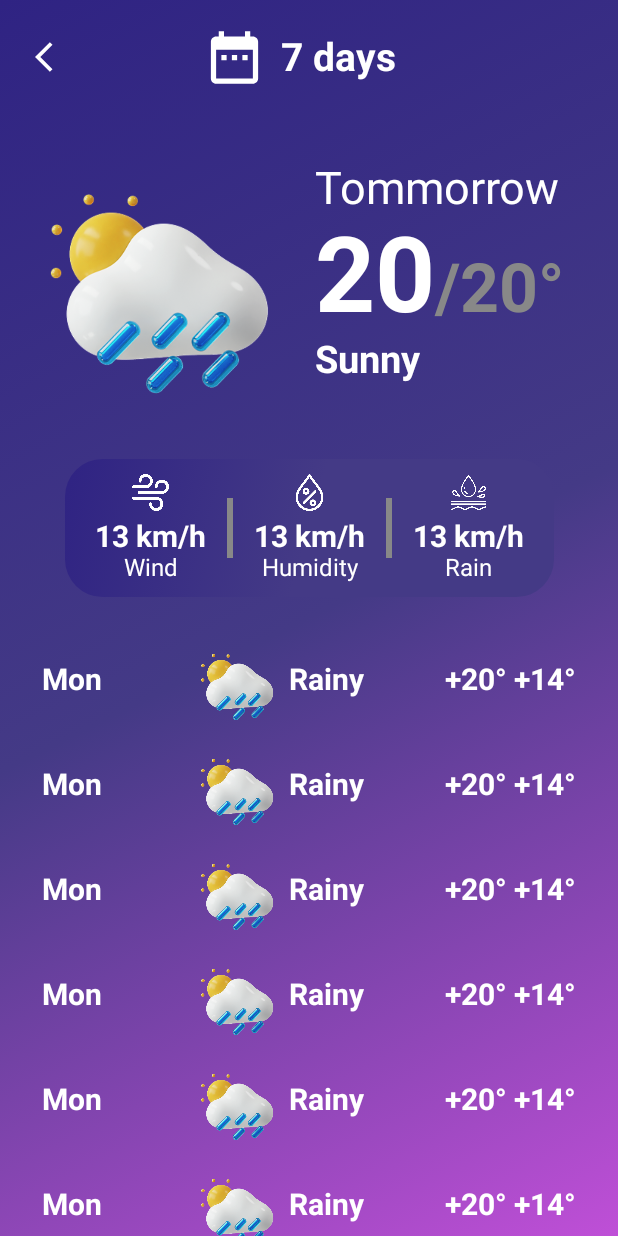
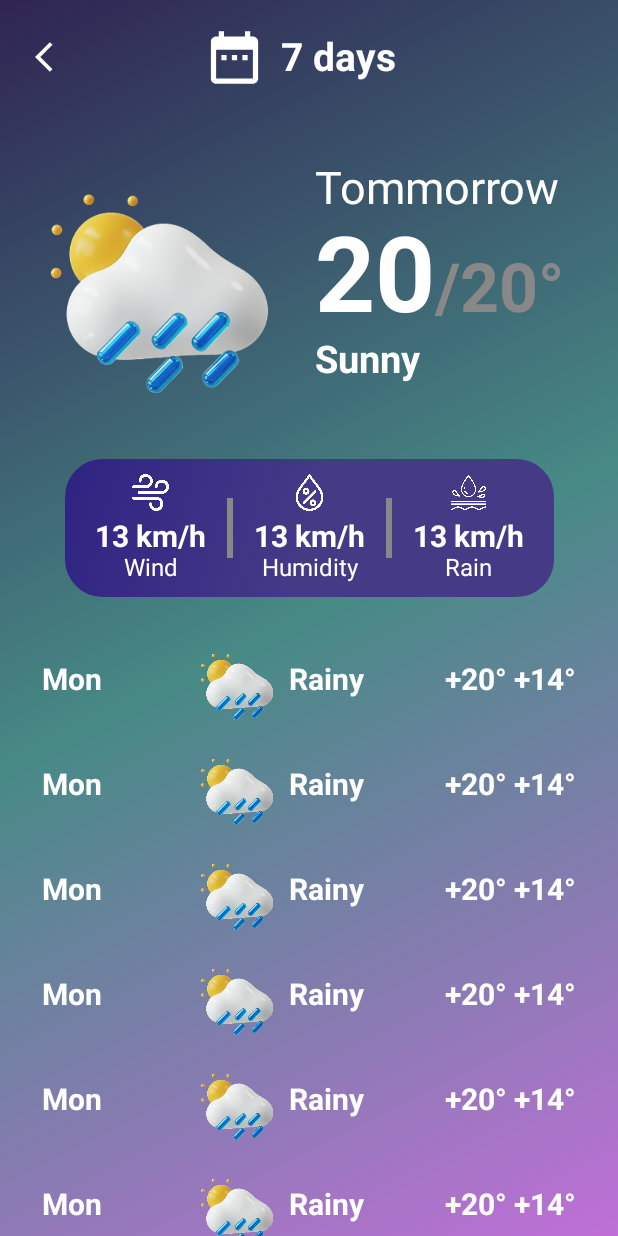
Before and after one commit to Dixith12/WeatherApp, an Android app built with Jetpack Compose: the @Preview function DetailScreen, on a phone screen of 412 x 824 dp. Run offline under Robolectric (Android 15) with nearby library versions, the phone set to English and light mode, and no system bars.

Commit message:
Minor Changes

```diff
--- a/app/src/main/java/com/example/weatherapp/model/Favourite.kt
+++ /dev/null
@@ -1,4 +0,0 @@
-package com.example.weatherapp.model
-
-data class Favourite (val clases:String){
-}
--- /dev/null
+++ b/app/src/main/java/com/example/weatherapp/room/WeatherDatabase.kt
@@ -0,0 +1,6 @@
+package com.example.weatherapp.room
+
+
+
+abstract class WeatherDatabase {
+}
--- a/app/src/main/java/com/example/weatherapp/screen/DetailScreen.kt
+++ b/app/src/main/java/com/example/weatherapp/screen/DetailScreen.kt
@@ -43,8 +43,8 @@ import com.example.weatherapp.R
 fun DetailScreen() {
     Box(modifier= Modifier.fillMaxSize()
         .background(brush = Brush.linearGradient(listOf(
-            Color(0xFF2F2383), Color(0xFF443A86), Color(
-                0xFFBF4FD7
+            Color(0xFF2F2453), Color(0xFF478A86), Color(
+                0xFFBF6FD7
             )
         ))))
     {
```
